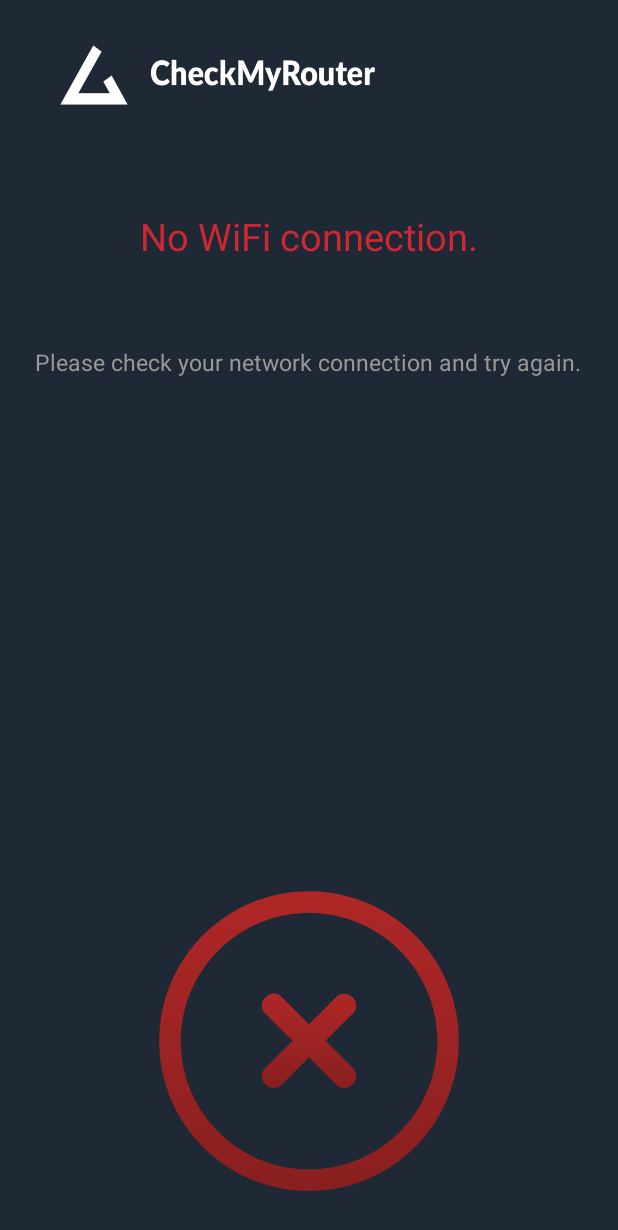
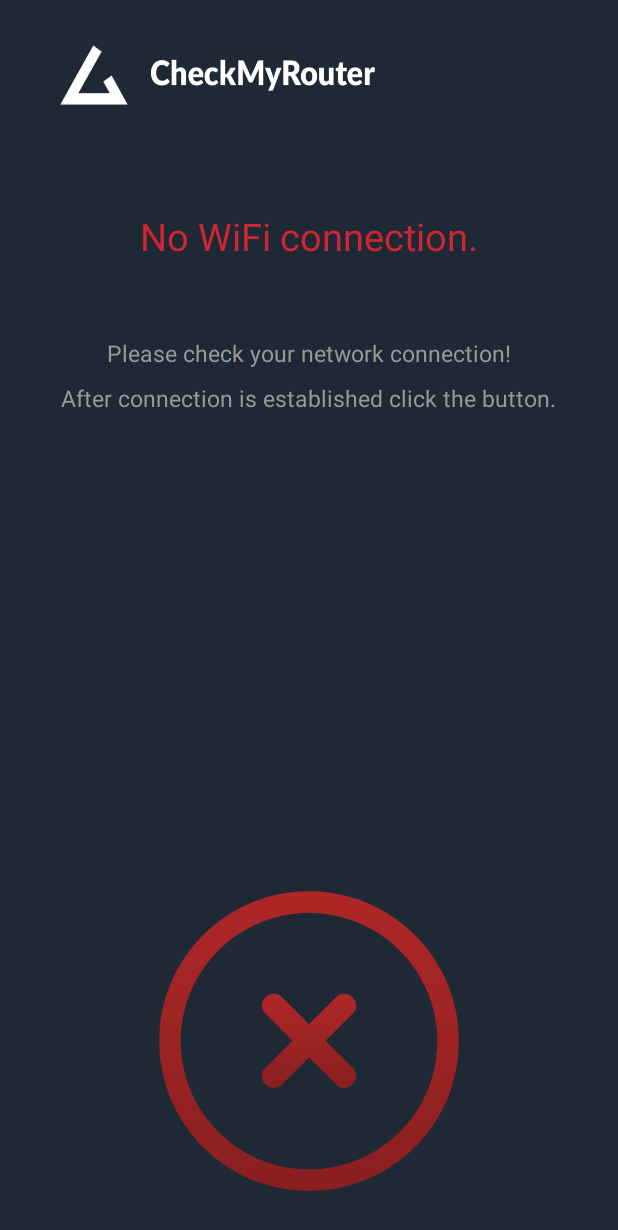
Before and after one commit to jarkojefamozny/bp, an Android app: the layout no_wifi.xml on its own in the app's theme, with its tools: preview values and no code run, on a phone screen of 412 x 824 dp. Shown: the top 1230 px of the screen. Run offline under Robolectric (Android 15) with nearby library versions, the phone set to English and light mode, and no system bars.

```diff
--- a/app/app/src/main/AndroidManifest.xml
+++ b/app/app/src/main/AndroidManifest.xml
@@ -31,6 +31,10 @@
             android:name="com.example.home.checkmyrouter.BindingActivity"
             android:label="CheckMyRouter" >
         </activity>
+        <activity
+            android:name="com.example.home.checkmyrouter.StateNoWifi"
+            android:label="CheckMyRouter" >
+        </activity>
         <service android:name="ScanService" />
     </application>
 
--- a/app/app/src/main/java/com/example/home/checkmyrouter/TestEncryption.java
+++ b/app/app/src/main/java/com/example/home/checkmyrouter/TestEncryption.java
@@ -14,6 +14,11 @@ import java.util.List;
 public class TestEncryption implements TestManager {
     private boolean testPassed = false;
     public static ScanService context = null;
+
+    @Override
+    public String testName() {
+        return "Encryption test";
+    }
 
     @Override
     public void test() {
--- a/app/app/src/main/java/com/example/home/checkmyrouter/TestManager.java
+++ b/app/app/src/main/java/com/example/home/checkmyrouter/TestManager.java
@@ -6,6 +6,12 @@ package com.example.home.checkmyrouter;
  * @author Jaroslav Bonco &lt;https://github.com/jarkojefamozny
  */
 public interface TestManager {
+    /**
+     * Method to get name of given test
+     *
+     * @return name of the test
+     */
+    public String testName();
     /**
      * Method to test network by some interface implementing criteria.
      * In this method private attribute will be set
--- a/app/app/src/main/java/com/example/home/checkmyrouter/old/NoWifi.java
+++ b/app/app/src/main/java/com/example/home/checkmyrouter/old/NoWifi.java
@@ -7,7 +7,6 @@ import android.widget.ImageView;
 import android.widget.TextView;
 
 import com.example.home.checkmyrouter.R;
-import com.example.home.checkmyrouter.old.Start_;
 
 import org.androidannotations.annotations.Click;
 import org.androidannotations.annotations.EActivity;
--- a/app/app/src/main/java/com/example/home/checkmyrouter/old/ScanPhase.java
+++ b/app/app/src/main/java/com/example/home/checkmyrouter/old/ScanPhase.java
@@ -11,9 +11,7 @@ import android.widget.ProgressBar;
 import android.widget.TextView;
 import android.widget.ImageView;
 
-import com.example.home.checkmyrouter.old.Login_;
 import com.example.home.checkmyrouter.R;
-import com.example.home.checkmyrouter.old.Start_;
 
 import org.androidannotations.annotations.AfterViews;
 import org.androidannotations.annotations.Background;
--- a/app/app/src/main/java/com/example/home/checkmyrouter/old/Start.java
+++ b/app/app/src/main/java/com/example/home/checkmyrouter/old/Start.java
@@ -7,8 +7,6 @@ import android.widget.ImageView;
 import android.widget.TextView;
 
 import com.example.home.checkmyrouter.R;
-import com.example.home.checkmyrouter.old.ScanPhase_;
-
 import org.androidannotations.annotations.Click;
 import org.androidannotations.annotations.EActivity;
 import org.androidannotations.annotations.ViewById;
--- a/app/app/src/main/res/layout/no_wifi.xml
+++ b/app/app/src/main/res/layout/no_wifi.xml
@@ -34,7 +34,8 @@
         android:layout_marginBottom="30dp"
         android:background="#1F2835"
         android:scaleType="fitXY"
-        android:src="@drawable/no_wifi" />
+        android:src="@drawable/no_wifi"
+        android:onClick="onClick" />
 
     <TextView
 
@@ -43,10 +44,24 @@
         android:layout_height="wrap_content"
         android:layout_below="@+id/textNoWifi"
         android:layout_centerHorizontal="true"
-        android:layout_marginTop="56dp"
+        android:layout_marginTop="50dp"
         android:fontFamily="Lato Medium"
-        android:text="Please check your network connection and try again."
+        android:text="Please check your network connection!"
         android:textColor="#999999"
         android:textSize="15dp" />
 
+    <TextView
+        android:id="@+id/textView"
+        android:layout_width="wrap_content"
+        android:layout_height="wrap_content"
+        android:fontFamily="Lato Medium"
+        android:layout_below="@+id/textNoWifi"
+        android:layout_marginTop="80dp"
+        android:text="After connection is established click the button."
+        android:textColor="#999999"
+        android:textSize="15dp"
+        android:layout_centerVertical="true"
+        android:layout_centerHorizontal="true"
+        android:layout_alignParentEnd="false" />
+
 </RelativeLayout>
```
Also changed, not shown: app/app/src/main/java/com/example/home/checkmyrouter/BindingActivity.java (+53 -0 lines), app/app/src/main/java/com/example/home/checkmyrouter/StateNoWifi.java (added, +26 -0 lines), app/app/src/main/java/com/example/home/checkmyrouter/TestPassword.java (+7 -8 lines).
